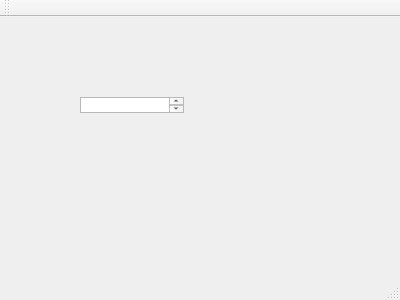
Above: SortingFiles/mainwindow.ui from JoshLoveCoder/Qt_prj before the change. Below: the same form after it.
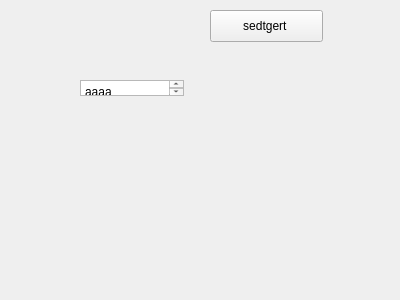
That is the form after the change.

Patch:
```diff
--- a/SortingFiles/mainwindow.ui
+++ b/SortingFiles/mainwindow.ui
@@ -23,9 +23,24 @@
       <height>16</height>
      </rect>
     </property>
+    <property name="plainText">
+     <string>aaaa</string>
+    </property>
    </widget>
-  </widget>
-  <widget class="QMenuBar" name="menuBar">
+   <widget class="QPushButton" name="pushButton">
+    <property name="geometry">
+     <rect>
+      <x>210</x>
+      <y>10</y>
+      <width>113</width>
+      <height>32</height>
+     </rect>
+    </property>
+    <property name="text">
+     <string>sedtgert </string>
+    </property>
+   </widget>
+   <widget class="QWidget" name="asdf" native="true">
    <property name="geometry">
     <rect>
      <x>0</x>
@@ -35,15 +50,7 @@
     </rect>
    </property>
   </widget>
-  <widget class="QToolBar" name="mainToolBar">
-   <attribute name="toolBarArea">
-    <enum>TopToolBarArea</enum>
-   </attribute>
-   <attribute name="toolBarBreak">
-    <bool>false</bool>
-   </attribute>
   </widget>
-  <widget class="QStatusBar" name="statusBar"/>
  </widget>
  <layoutdefault spacing="6" margin="11"/>
  <resources/>
```
Left out of the diff: 10 changed lines with no effect on the pictures. Lines whose indentation alone changed are shown as unchanged.
